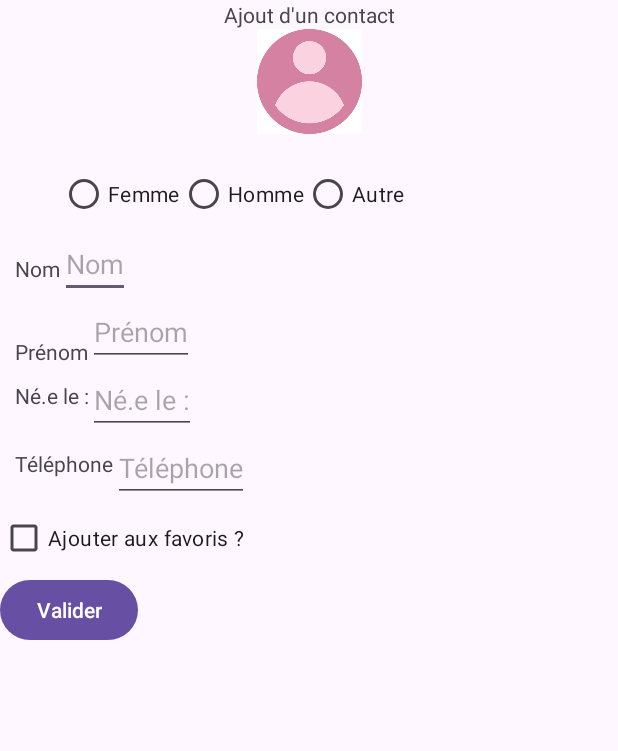
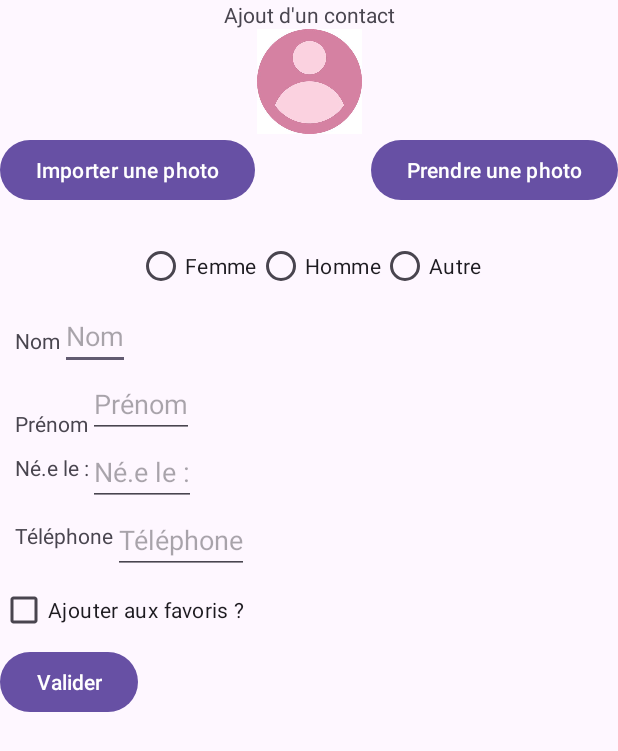
Before and after one commit to fasquelt/Kotlin_TP1, an Android app: the screen it shows after launch (AjoutContact), after a tap on "Ajout de contact", on a phone screen of 412 x 824 dp. Shown: the top 751 px of the screen. Run offline under Robolectric (Android 15) with nearby library versions, the phone set to English and light mode, and no system bars.

Commit message:
Bouton d'import de la photo fonctionnel, mais la caméra ne se lance pas

```diff
--- a/app/src/main/java/com/example/tp1/AjoutContact.kt
+++ b/app/src/main/java/com/example/tp1/AjoutContact.kt
@@ -3,9 +3,17 @@ import android.app.Activity
 import android.app.AlertDialog
 import android.app.DatePickerDialog
 import android.app.Dialog
+import android.content.ContentValues
 import android.content.Intent
+import android.content.pm.PackageManager
+import android.net.Uri
 import android.os.Bundle
+import android.provider.MediaStore
+import android.widget.Button
+import android.widget.ImageView
 import android.widget.Toast
+import androidx.activity.result.ActivityResultLauncher
+import androidx.activity.result.contract.ActivityResultContracts
 import androidx.appcompat.app.AppCompatActivity
 import androidx.fragment.app.DialogFragment
 import com.example.tp1.databinding.ActivityAjoutBinding
@@ -36,11 +44,50 @@ class StartGameDialogFragment : DialogFragment() {
 class AjoutContact : AppCompatActivity(){
 
     private lateinit var binding: ActivityAjoutBinding
+    lateinit var imageContact : ImageView
+    lateinit var btnGal : Button
+    lateinit var btnCam : Button
 
     override fun onCreate(savedInstanceState: Bundle?) {
         super.onCreate(savedInstanceState)
         binding = ActivityAjoutBinding.inflate(layoutInflater)
         setContentView(binding.root)
+        imageContact = findViewById<ImageView>(R.id.image)
+        btnGal = findViewById<Button>(R.id.gal)
+        btnCam = findViewById<Button>(R.id.cam)
+
+        val galleryActivityResultLauncher: ActivityResultLauncher<Intent> = registerForActivityResult(
+            ActivityResultContracts.StartActivityForResult()
+        ) {
+            if (it.resultCode == RESULT_OK) {
+                val image_uri: Uri? = it.data?.data
+                imageContact.setImageURI(image_uri)
+            }
+
+        }
+
+        btnCam.setOnClickListener {
+            if (checkSelfPermission(android.Manifest.permission.CAMERA) ==
+                PackageManager.PERMISSION_DENIED ||
+                checkSelfPermission(android.Manifest.permission.WRITE_EXTERNAL_STORAGE)
+                == PackageManager.PERMISSION_DENIED
+            ) {
+                val permission = arrayOf<String>(
+                    android.Manifest.permission.CAMERA,
+                    android.Manifest.permission.WRITE_EXTERNAL_STORAGE
+                )
+                requestPermissions(permission, 112)
+            } else {
+                openCamera()
+            }
+        }
+
+
+        btnGal.setOnClickListener {
+            val galleryIntent =
+                Intent(Intent.ACTION_PICK, MediaStore.Images.Media.EXTERNAL_CONTENT_URI)
+            galleryActivityResultLauncher.launch(galleryIntent)
+        }
         binding.btnval.setOnClickListener {
             if(binding.input1.text.isNullOrEmpty() || binding.input2.text.isNullOrEmpty()){
                 val snack = Snackbar.make(it,"Nom ou prénom manquant",Snackbar.LENGTH_LONG)
@@ -80,6 +127,26 @@ class AjoutContact : AppCompatActivity(){
         binding.a.setOnClickListener {
             binding.image.setImageResource(R.drawable.lgbt)
         }
+    }
+
+    var image_uri: Uri? = null
+
+    private var cameraActivityResultLauncher: ActivityResultLauncher<Intent> = registerForActivityResult(
+        ActivityResultContracts.StartActivityForResult()
+    ) {
+        if (it.resultCode == RESULT_OK) {
+            imageContact.setImageURI(image_uri)
+        }
+    }
+
+    private fun openCamera() {
+        val values = ContentValues()
+        values.put(MediaStore.Images.Media.TITLE, "New Picture")
+        values.put(MediaStore.Images.Media.DESCRIPTION, "From the Camera")
+        image_uri = contentResolver.insert(MediaStore.Images.Media.EXTERNAL_CONTENT_URI, values)
+        val cameraIntent = Intent(MediaStore.ACTION_IMAGE_CAPTURE)
+        cameraIntent.putExtra(MediaStore.EXTRA_OUTPUT, image_uri)
+        cameraActivityResultLauncher.launch(cameraIntent)
     }
 
     private fun confCreation(p : String, n : String){
--- a/app/src/main/java/com/example/tp1/MainActivity.kt
+++ b/app/src/main/java/com/example/tp1/MainActivity.kt
@@ -2,6 +2,7 @@ package com.example.tp1
 
 import android.app.Activity
 import android.content.Intent
+import android.content.pm.PackageManager
 import android.os.Bundle
 import androidx.activity.result.contract.ActivityResultContracts
 import androidx.appcompat.app.AppCompatActivity
@@ -12,12 +13,25 @@ class MainActivity : AppCompatActivity() {
     private lateinit var binding: ActivityMainBinding
     val intentCode = "contact"
 
+
+
     override fun onCreate(savedInstanceState: Bundle?) {
         super.onCreate(savedInstanceState)
         binding = ActivityMainBinding.inflate(layoutInflater)
         setContentView(binding.root)
         binding.boutonAcces.setOnClickListener {
             sendValue()
+        }
+
+        if (checkSelfPermission(android.Manifest.permission.CAMERA) ==
+            PackageManager.PERMISSION_DENIED ||
+            checkSelfPermission(android.Manifest.permission.WRITE_EXTERNAL_STORAGE)
+            == PackageManager.PERMISSION_DENIED) {
+            val permission = arrayOf<String>(
+                android.Manifest.permission.CAMERA,
+                android.Manifest.permission.WRITE_EXTERNAL_STORAGE
+            )
+            requestPermissions(permission, 112)
         }
     }
     private val recuperationLauncher =
--- a/app/src/main/res/layout/activity_ajout.xml
+++ b/app/src/main/res/layout/activity_ajout.xml
@@ -27,14 +27,32 @@
         app:layout_constraintTop_toBottomOf="@+id/titre"
         android:contentDescription="@string/alt_image" />
 
+    <Button
+        android:id="@+id/gal"
+        android:layout_width="wrap_content"
+        android:layout_height="wrap_content"
+        android:text="@string/galerie"
+        app:layout_constraintStart_toStartOf="parent"
+        app:layout_constraintTop_toBottomOf="@+id/image" />
+
+    <Button
+        android:id="@+id/cam"
+        android:layout_width="wrap_content"
+        android:layout_height="wrap_content"
+        android:text="@string/camera"
+        app:layout_constraintEnd_toEndOf="parent"
+        app:layout_constraintTop_toBottomOf="@+id/image" />
+
+
     <RadioGroup
         android:id="@+id/genre"
         android:layout_width="wrap_content"
         android:layout_height="wrap_content"
         android:orientation="horizontal"
         app:layout_constraintBottom_toTopOf="@+id/nom"
-        app:layout_constraintTop_toBottomOf="@+id/image"
-        app:layout_constraintStart_toEndOf="@+id/nom" >
+        app:layout_constraintTop_toBottomOf="@+id/gal"
+        app:layout_constraintStart_toStartOf="parent"
+        app:layout_constraintEnd_toEndOf="parent">
 
         <RadioButton
             android:id="@+id/f"
--- a/app/src/main/res/values/strings.xml
+++ b/app/src/main/res/values/strings.xml
@@ -17,4 +17,6 @@
     <string name="tel">Téléphone</string>
     <string name="code">intentCode</string>
     <string name="DernierAjout">Dernier contact ajouté</string>
+    <string name="galerie">Importer une photo</string>
+    <string name="camera">Prendre une photo</string>
 </resources>
```
Also changed, not shown: app/src/main/AndroidManifest.xml (+11 -0 lines).
